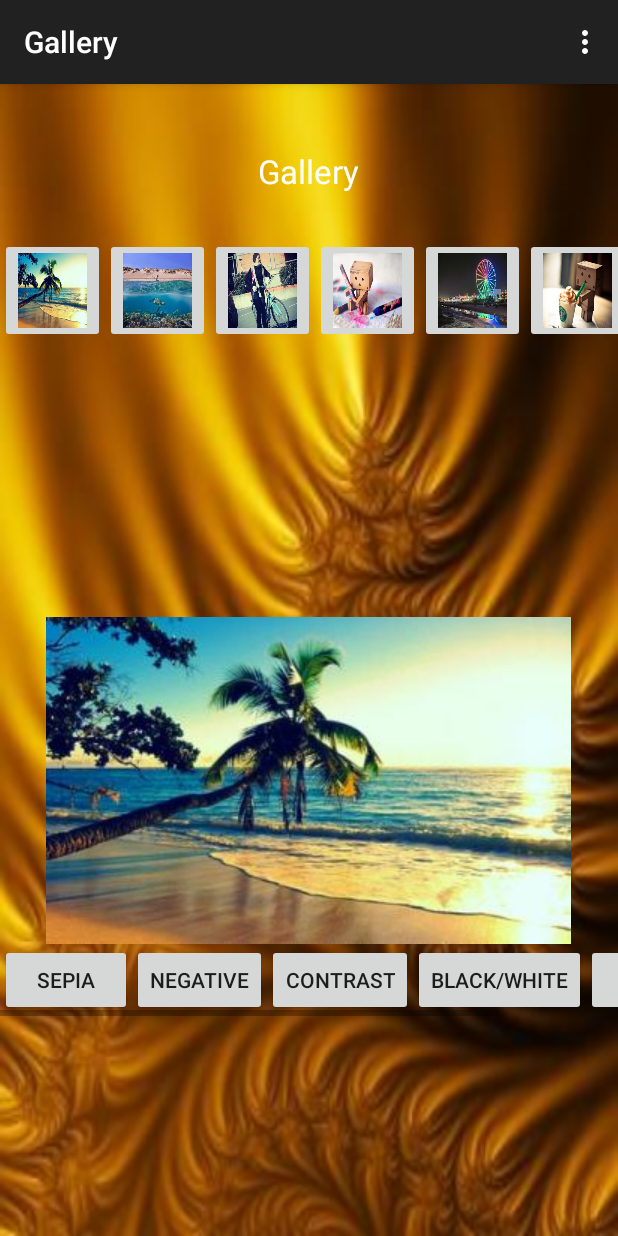
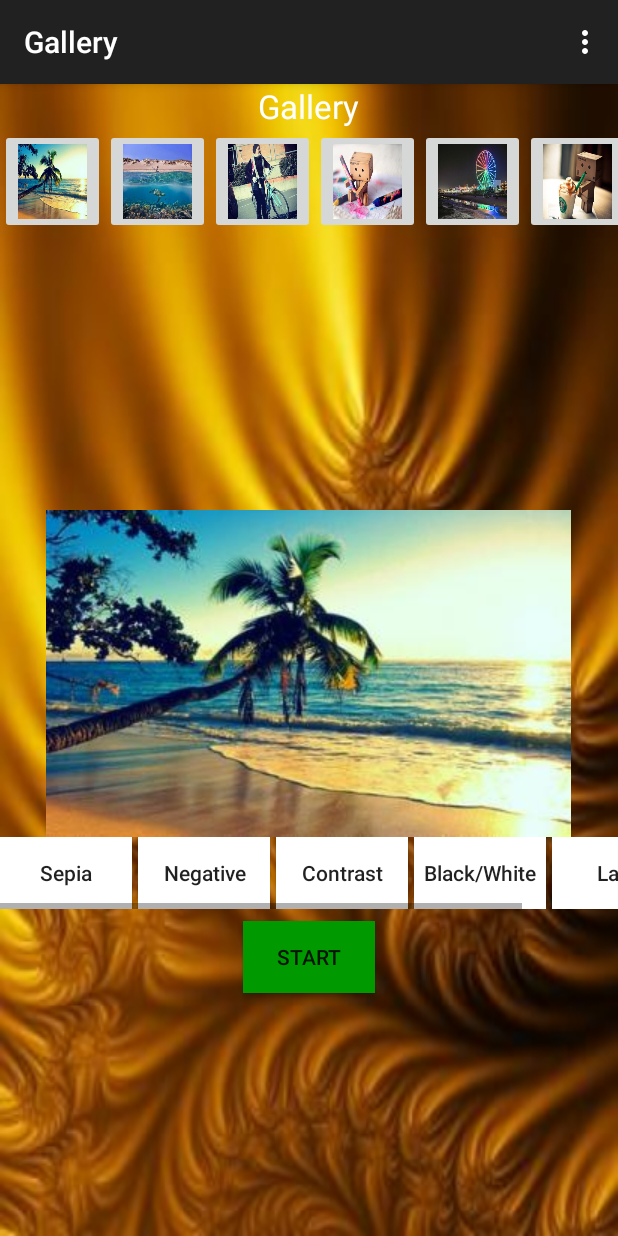
Before and after one commit to ChrisGin/FilteredPuzzleGame, an Android app: the FragmentGalleryPicture screen opened directly, with no data from a screen before it, after a tap on an icon or button, on a phone screen of 412 x 824 dp. Run offline under Robolectric (Android 15) with nearby library versions, the phone set to English and light mode, and no system bars.

Commit message:
created a start game button and fixed the filters buttons

```diff
--- a/app/src/main/java/com/example/chrisgin/imagefilterpuzzlegame/FragmentFilters.java
+++ b/app/src/main/java/com/example/chrisgin/imagefilterpuzzlegame/FragmentFilters.java
@@ -36,6 +36,7 @@ public class FragmentFilters extends Fragment {
     private Button mLavaButton;
     private Button mSepiaButton;
     private Button mBlackWhiteButton;
+    private Button mStartButton;
 
     private final int[] mColors =
             {Color.BLUE, Color.GREEN, Color.RED, Color.LTGRAY, Color.MAGENTA, Color.CYAN,
@@ -137,6 +138,13 @@ public class FragmentFilters extends Fragment {
             }
         });
 
+        mStartButton = (Button) view.findViewById(R.id.start_button);
+        mStartButton.setOnClickListener(new View.OnClickListener() {
+            @Override
+            public void onClick(View v) {
+
+            }
+        });
 
         return view;
     }
--- a/app/src/main/res/layout/fragment_filters.xml
+++ b/app/src/main/res/layout/fragment_filters.xml
@@ -33,8 +33,10 @@
     <HorizontalScrollView
         android:layout_width="wrap_content"
         android:layout_height="wrap_content"
+        android:layout_marginBottom="8dp"
         android:layout_below="@+id/filter_image"
-        android:background="#00000000">
+        android:background="#00000000"
+        android:id="@+id/horizontalScrollView">
 
         <LinearLayout
             android:orientation="horizontal"
@@ -43,39 +45,54 @@
             android:layout_height="wrap_content">
             <Button
                 android:id="@+id/sepia_button"
+                android:textAllCaps="false"
+                android:background="#FFFFFF"
                 android:layout_width="wrap_content"
                 android:layout_height="wrap_content"
                 android:layout_alignBaseline="@+id/lava_button"
                 android:layout_alignBottom="@+id/lava_button"
                 android:layout_centerHorizontal="true"
+                android:layout_marginRight="4dp"
                 android:text="Sepia" />
             <Button
                 android:id="@+id/negative_button"
+                android:textAllCaps="false"
+                android:background="#FFFFFF"
                 android:layout_width="wrap_content"
                 android:layout_height="wrap_content"
                 android:text="Negative"
+                android:layout_marginRight="4dp"
                 android:layout_alignParentBottom="true" />
 
 
             <Button
                 android:id="@+id/contrast_button"
+                android:background="#FFFFFF"
+                android:textAllCaps="false"
                 android:layout_width="wrap_content"
                 android:layout_height="wrap_content"
                 android:text="Contrast"
+                android:layout_marginRight="4dp"
                 android:layout_alignParentBottom="true" />
 
             <Button
                 android:id="@+id/blackwhite_button"
+                android:background="#FFFFFF"
+                android:textAllCaps="false"
                 android:layout_width="wrap_content"
                 android:layout_height="wrap_content"
                 android:text="Black/White"
+                android:layout_marginRight="4dp"
                 android:layout_alignParentBottom="true" />
 
 
             <Button
                 android:id="@+id/lava_button"
+                android:background="#FFFFFF"
+                android:textAllCaps="false"
                 android:layout_width="wrap_content"
                 android:layout_height="wrap_content"
+
                 android:layout_alignBaseline="@+id/gray_button"
                 android:layout_alignBottom="@+id/gray_button"
                 android:layout_alignParentRight="true"
@@ -91,4 +108,14 @@
 
     </HorizontalScrollView>
 
+    <Button
+        android:id="@+id/start_button"
+        android:background="#009900"
+        android:layout_width="wrap_content"
+        android:layout_height="wrap_content"
+        android:text="Start"
+        android:layout_below="@+id/horizontalScrollView"
+        android:layout_centerHorizontal="true" />
+
+
 </RelativeLayout>
--- a/app/src/main/res/layout/fragment_gallery_layout.xml
+++ b/app/src/main/res/layout/fragment_gallery_layout.xml
@@ -77,7 +77,7 @@
         android:layout_alignParentBottom="true"
         android:layout_alignParentLeft="true"
         android:layout_alignParentStart="true"
-        android:layout_marginBottom="88dp">
+        android:layout_marginBottom="18dp">
     </FrameLayout>
 
 </RelativeLayout>
--- a/app/src/main/res/layout/gallery.xml
+++ b/app/src/main/res/layout/gallery.xml
@@ -2,7 +2,36 @@
 <RelativeLayout xmlns:android="http://schemas.android.com/apk/res/android"
     android:layout_width="match_parent"
     android:background="@drawable/curtains"
+    android:id="@+id/relativelayout1"
     android:layout_height="match_parent">
+
+
+    <ScrollView
+        android:layout_width="wrap_content"
+        android:layout_height="wrap_content"
+        android:id="@+id/scrollView"
+        android:layout_alignParentLeft="true"
+        android:layout_alignParentStart="true" />
+        <RelativeLayout
+            android:layout_width="wrap_content"
+            android:layout_height="wrap_content"
+            android:id="@+id/relativelayout2">
+
+            <FrameLayout
+                android:name="galleryFragmentName"
+                android:id="@+id/gallery_container"
+                android:layout_width="wrap_content"
+                android:layout_height="wrap_content">
+                </FrameLayout>
+
+            <FrameLayout
+                android:layout_below="@id/gallery_container"
+                android:name="galleryFragmentName"
+                android:id="@+id/pic_container"
+                android:layout_width="wrap_content"
+                android:layout_height="wrap_content">
+            </FrameLayout>
+        </RelativeLayout>
 
     <TextView
         android:layout_width="wrap_content"
@@ -12,27 +41,8 @@
         android:textColor="#ffffff"
         android:id="@+id/textView2"
         android:layout_gravity="center_vertical"
-        android:layout_marginTop="43dp"
         android:layout_alignParentTop="true"
         android:layout_centerHorizontal="true" />
-
-    <FrameLayout
-        android:layout_below="@id/textView2"
-        android:name="galleryFragmentName"
-        android:id="@+id/gallery_container"
-        android:layout_width="wrap_content"
-        android:layout_height="wrap_content">
-        </FrameLayout>
-
-
-
-    <FrameLayout
-        android:layout_below="@id/textView2"
-        android:name="galleryFragmentName"
-        android:id="@+id/pic_container"
-        android:layout_width="match_parent"
-        android:layout_height="match_parent">
-    </FrameLayout>
 
     <!--
     <fragment
```
